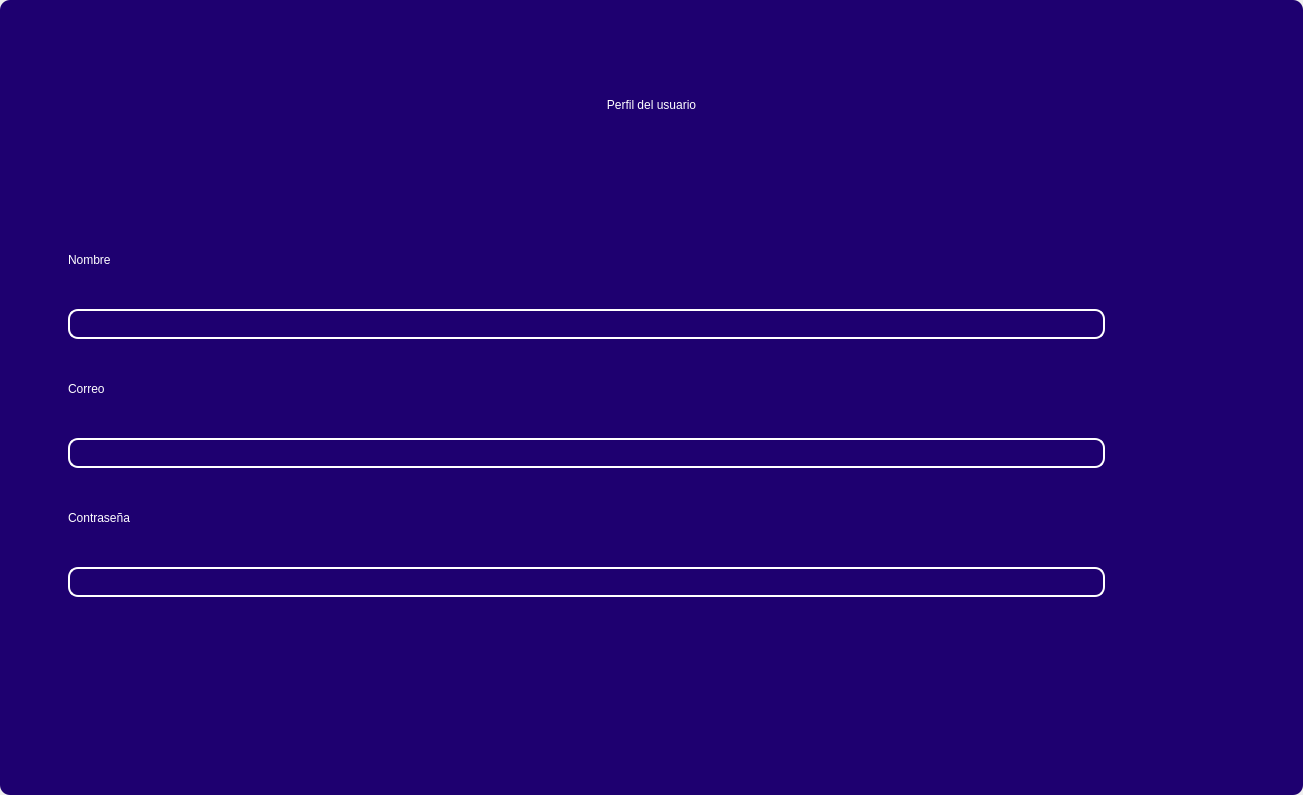
Qt form design/standar/mainuserprofile0.ui (codemiguel-dev/ERP-EmprendeSoft-Desktop) before a commit.
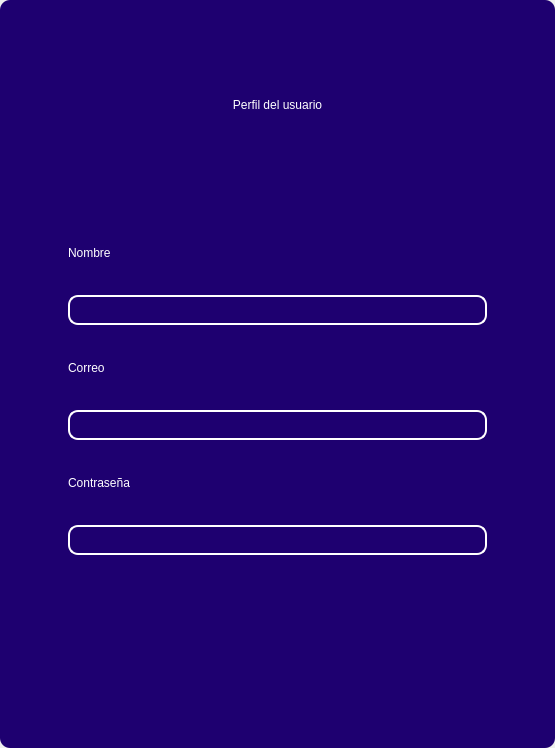
The same form after that commit. Icons and pictures are not drawn.

What changed in the file:
```diff
--- a/design/standar/mainuserprofile0.ui
+++ b/design/standar/mainuserprofile0.ui
@@ -6,8 +6,8 @@
    <rect>
     <x>0</x>
     <y>0</y>
-    <width>1303</width>
-    <height>795</height>
+    <width>555</width>
+    <height>748</height>
    </rect>
   </property>
   <property name="windowTitle">
@@ -337,7 +337,7 @@
              <number>50</number>
             </property>
             <property name="rightMargin">
-             <number>180</number>
+             <number>50</number>
             </property>
             <property name="bottomMargin">
              <number>150</number>
@@ -363,7 +363,7 @@
              <widget class="QLineEdit" name="lineEdit">
               <property name="maximumSize">
                <size>
-                <width>16777215</width>
+                <width>500</width>
                 <height>30</height>
                </size>
               </property>
@@ -416,7 +416,7 @@
              <widget class="QLineEdit" name="lineEdit_2">
               <property name="maximumSize">
                <size>
-                <width>16777215</width>
+                <width>500</width>
                 <height>30</height>
                </size>
               </property>
@@ -469,7 +469,7 @@
              <widget class="QLineEdit" name="lineEdit_3">
               <property name="maximumSize">
                <size>
-                <width>16777215</width>
+                <width>500</width>
                 <height>30</height>
                </size>
               </property>
```
